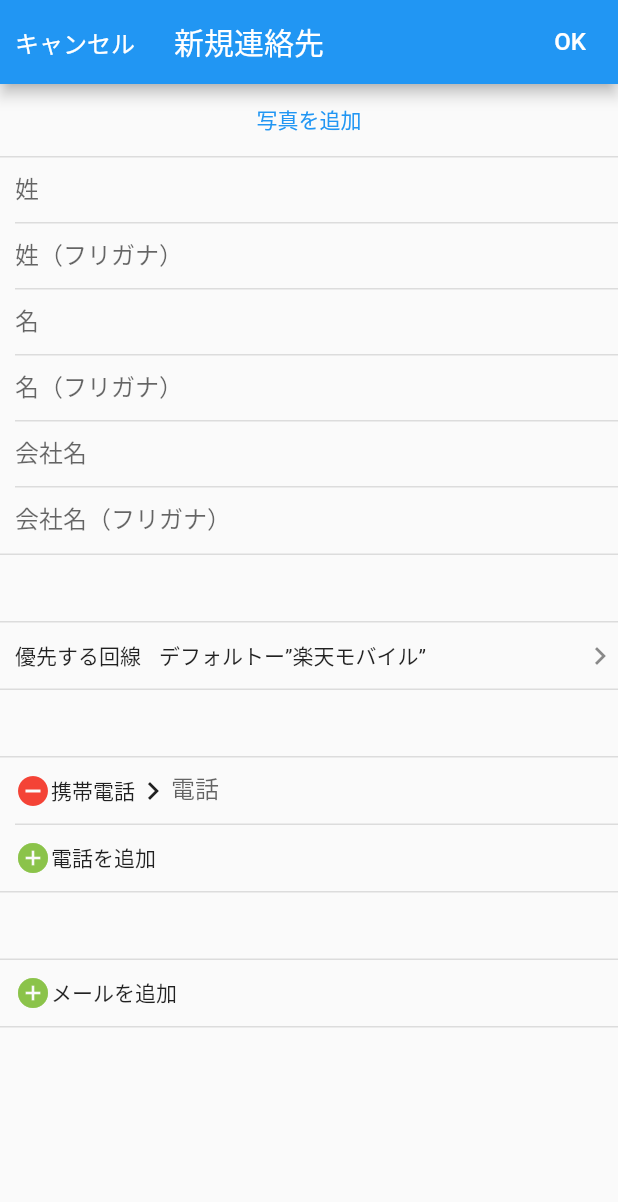
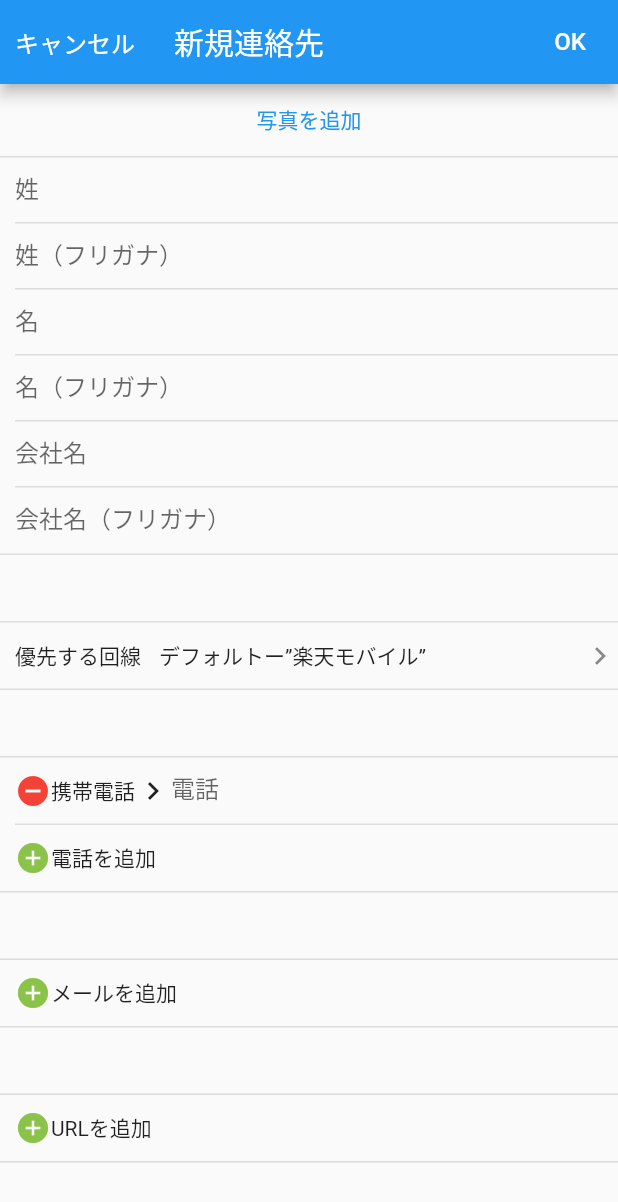
Before and after one commit to Aniokrait/mock_ios_phone_app, a Flutter app: the NewContactPage screen opened by its route, on a phone screen of 412 x 824 dp. Shown: the top 1202 px of the screen. Run offline on Flutter 3.47's test engine with Material 2 defaults, Android fonts, the phone set to English and light mode, and no system bars; our stand-ins replace flutter_riverpod.

Commit message:
URLフィールドを追加

```diff
--- a/lib/pages/new_contact_page.dart
+++ b/lib/pages/new_contact_page.dart
@@ -10,6 +10,7 @@ import 'package:collection/collection.dart';
 
 import '../data/email_type.dart';
 import '../data/phone_type.dart';
+import '../data/url_type.dart';
 import 'dial_page.dart';
 
 class NewContactPage extends ConsumerWidget {
@@ -67,7 +68,10 @@ class _ContactForm extends ConsumerWidget {
                 // メッセージ
 
                 // URL
-
+                _UrlField(),
+                SizedBox(
+                  height: itemHeight,
+                ),
                 // 住所
 
                 // 誕生日
@@ -318,9 +322,80 @@ class _EmailField extends ConsumerWidget {
   }
 }
 
+class _UrlField extends ConsumerWidget {
+  const _UrlField({Key? key}) : super(key: key);
+
+  @override
+  Widget build(BuildContext context, WidgetRef ref) {
+    List<Widget> inputFields = ref
+        .watch(urlTypesProvider)
+        .mapIndexed(
+          (index, element) => Container(
+        decoration: const BoxDecoration(
+          border: Border(
+            bottom: BorderSide(color: lineColor),
+          ),
+        ),
+        child: SizedBox(
+          height: itemHeight,
+          child: Row(
+            children: [
+              IconButton(
+                icon: const Icon(
+                  Icons.remove_circle,
+                  color: Colors.red,
+                ),
+                constraints: const BoxConstraints(
+                  minWidth: 0,
+                  minHeight: kMinInteractiveDimension,
+                ),
+                padding: const EdgeInsets.only(left: 0),
+                onPressed: () {
+                  ref.read(urlTypesProvider.notifier).removeAt(index);
+                  ref.read(urlTextEditControllers).removeAt(index);
+                },
+              ),
+              Text(element.type.name),
+              const Icon(Icons.chevron_right),
+              Expanded(
+                child: TextFormField(
+                  keyboardType: TextInputType.url,
+                  decoration:
+                  const InputDecoration(border: InputBorder.none, hintText: 'URL'),
+                  controller: ref.watch(urlTextEditControllers)[index],
+                ),
+              ),
+            ],
+          ),
+        ),
+      ),
+    )
+        .toList();
+
+    return DecoratedContainer(
+      child: Column(
+        children: [
+          ...inputFields,
+          //URLを追加行
+          AddLineRow(
+            title: 'URLを追加',
+            provider: urlTypesProvider,
+            labelValues: UrlType.values,
+            contactItem: ContactItem.url,
+            textEditControllers: urlTextEditControllers,
+          ),
+        ],
+      ),
+    );
+  }
+}
+
 final phoneNumbersTextEditControllers =
     StateProvider.autoDispose<List<TextEditingController>>(
         (ref) => [TextEditingController(text: ref.read(inputPhoneNumber))]);
 final emailTextEditControllers =
     StateProvider.autoDispose<List<TextEditingController>>(
         (ref) => [TextEditingController()]);
+final urlTextEditControllers =
+StateProvider.autoDispose<List<TextEditingController>>(
+        (ref) => [TextEditingController()]);
--- a/lib/pages/widgets/add_line_row.dart
+++ b/lib/pages/widgets/add_line_row.dart
@@ -3,6 +3,7 @@ import 'package:flutter_riverpod/flutter_riverpod.dart';
 import 'package:mock_ios_phone_app/data/contact_item.dart';
 import 'package:mock_ios_phone_app/data/data_type.dart';
 import 'package:mock_ios_phone_app/data/email_type.dart';
+import 'package:mock_ios_phone_app/data/url_type.dart';
 import '../../data/abst_state_notifier.dart';
 import '../../data/phone_type.dart';
 import '../new_contact_page.dart';
@@ -53,6 +54,8 @@ class AddLineRow<E extends Enum> extends ConsumerWidget {
         return NumberOfPhoneType(type: targetType as PhoneType, value: '');
       case ContactItem.email:
         return AddressOfEmailType(type: targetType as EmailType, value: '');
+      case ContactItem.url:
+        return UrlOfUrlType(type: targetType as UrlType, value: '');
       default:
         throw UnimplementedError();
     }
```
Also changed, not shown: lib/data/url_type.dart (added, +75 -0 lines).
